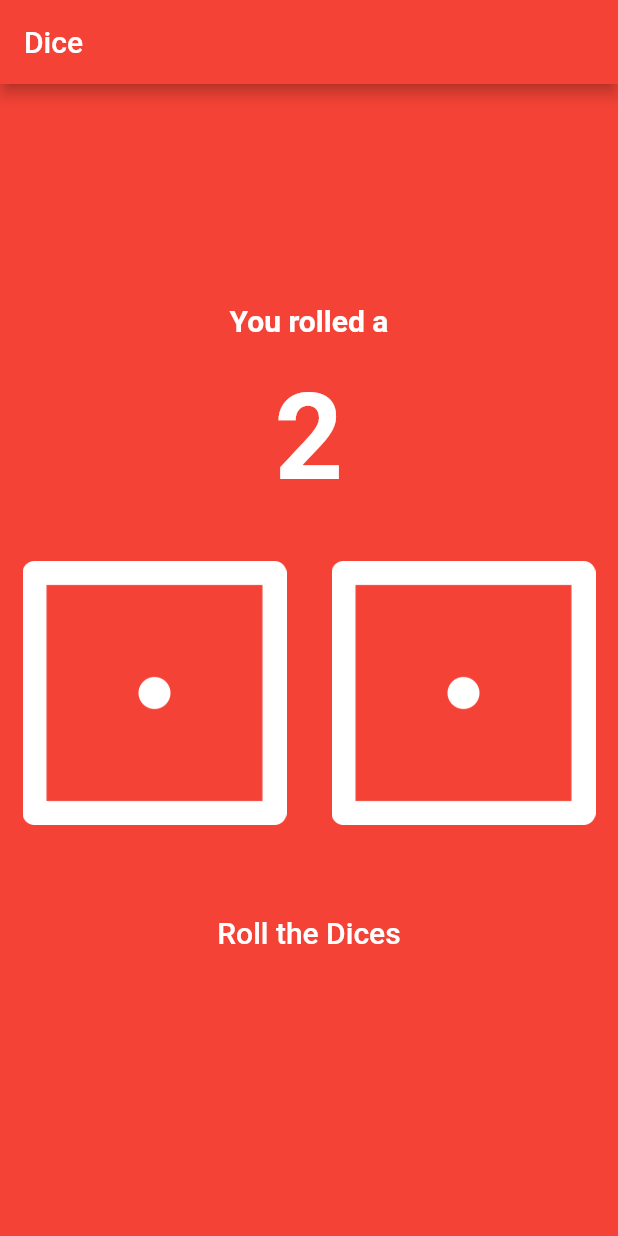
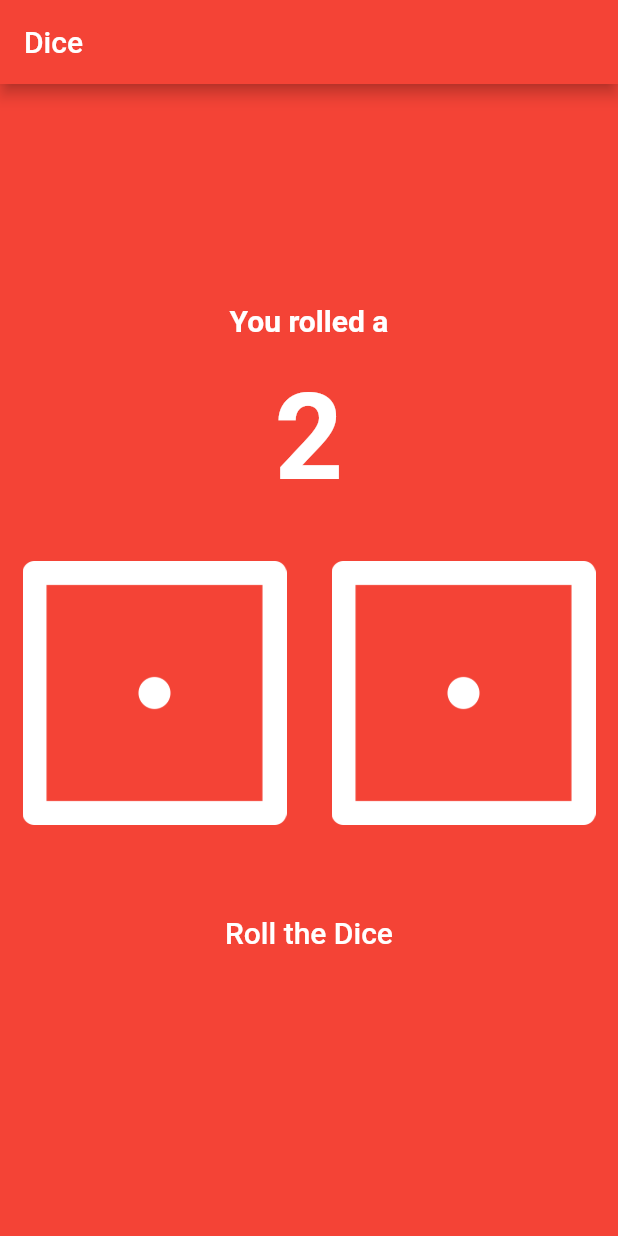
Before and after one commit to londonappbrewery/dicee-flutter, a Flutter app: the screen it shows after launch, on a phone screen of 412 x 824 dp. Run offline on Flutter 3.47's test engine with Material 2 defaults, Android fonts, the phone set to English and light mode, and no system bars.

Commit message:
some changes made

```diff
--- a/lib/main.dart
+++ b/lib/main.dart
@@ -81,7 +81,7 @@ class _DicePageState extends State<DicePage> {
               child: Padding(
                 padding: const EdgeInsets.all(30.0),
                 child: Text(
-                  "Roll the Dices",
+                  "Roll the Dice",
                   style: TextStyle(
                     fontSize: 20,
                     color: Colors.white,
```
Also changed, not shown: 1 other file.
